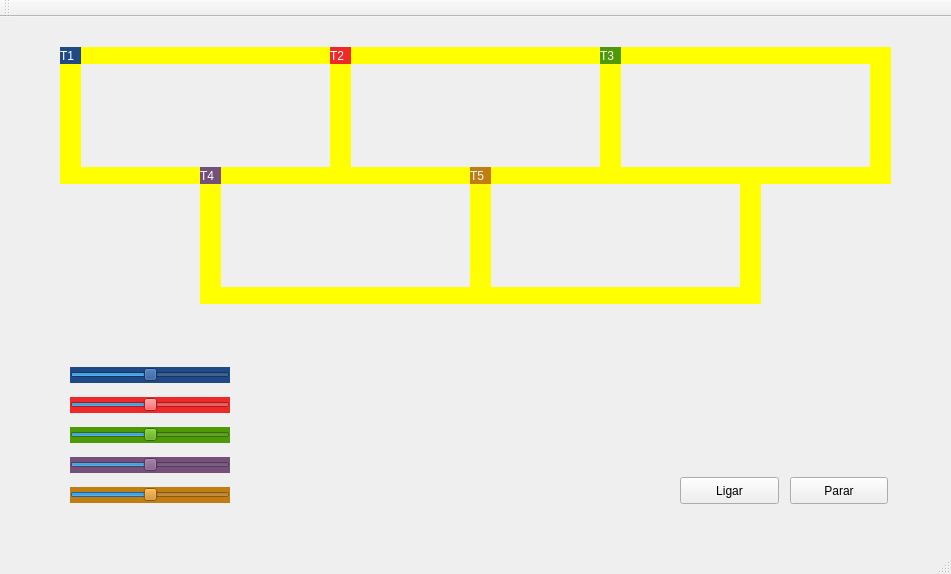
This is mainwindow.ui in rodrigogomesrc/projeto-trem-so as Qt 5 draws it before an edit. The edited form follows.
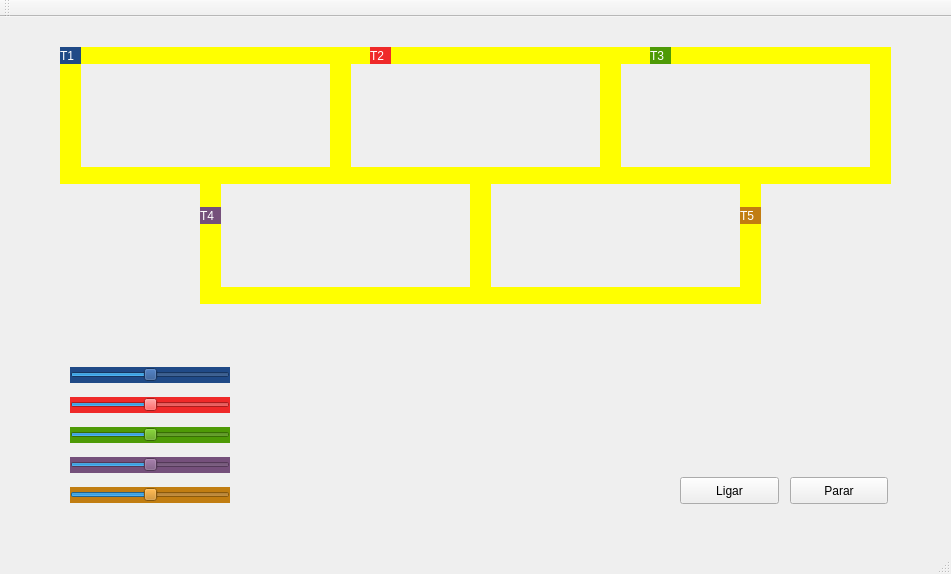
This is the edited form.

Patch:
```diff
--- a/mainwindow.ui
+++ b/mainwindow.ui
@@ -370,7 +370,7 @@
    <widget class="QLabel" name="label_trem2">
     <property name="geometry">
      <rect>
-      <x>330</x>
+      <x>370</x>
       <y>30</y>
       <width>21</width>
       <height>17</height>
@@ -434,7 +434,7 @@
    <widget class="QLabel" name="label_trem3">
     <property name="geometry">
      <rect>
-      <x>600</x>
+      <x>650</x>
       <y>30</y>
       <width>21</width>
       <height>17</height>
@@ -531,7 +531,7 @@
     <property name="geometry">
      <rect>
       <x>200</x>
-      <y>150</y>
+      <y>190</y>
       <width>21</width>
       <height>17</height>
      </rect>
@@ -546,8 +546,8 @@
    <widget class="QLabel" name="label_trem5">
     <property name="geometry">
      <rect>
-      <x>470</x>
-      <y>150</y>
+      <x>740</x>
+      <y>190</y>
       <width>21</width>
       <height>17</height>
      </rect>
```
Left out of the diff: 27 changed lines with no effect on the pictures.
